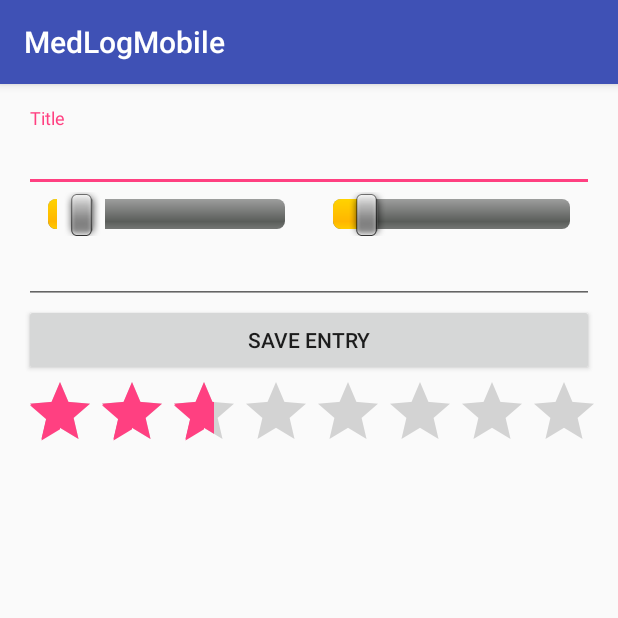
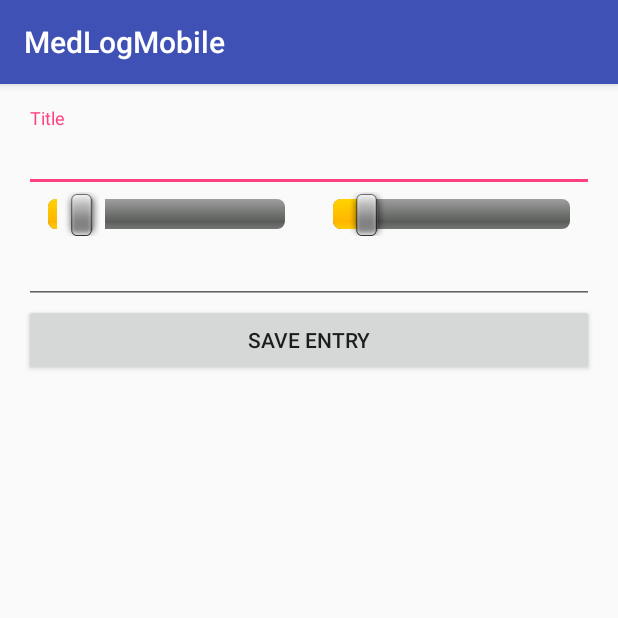
Before and after one commit to tue65786/MedLog, an Android app: the MainActivity screen opened directly, with no data from a screen before it, on a phone screen of 412 x 824 dp, the top half of it. Run offline under Robolectric (Android 15) with nearby library versions, the phone set to English and light mode, and no system bars.

Commit message:
Mobile: Submit stub for journal

```diff
--- a/trunk/app/app/src/main/java/com/medlog/medlogmobile/MainActivity.java
+++ b/trunk/app/app/src/main/java/com/medlog/medlogmobile/MainActivity.java
@@ -1,8 +1,13 @@
 package com.medlog.medlogmobile;
 
 import android.content.Intent;
+import android.os.AsyncTask;
 import android.support.v7.app.AppCompatActivity;
 import android.os.Bundle;
+import android.view.View;
+import android.widget.Button;
+import android.widget.EditText;
+import android.widget.SeekBar;
 
 import com.medlog.medlogmobile.vo.PatientVO;
 
@@ -10,11 +15,25 @@ import java.util.ArrayList;
 
 public class MainActivity extends AppCompatActivity {
     PatientVO user;
-
+    SeekBar sbMood;
+    SeekBar sbProd;
+    EditText txtTitle;
+    Button btnSubmit;
     @Override
     protected void onCreate(Bundle savedInstanceState) {
         super.onCreate(savedInstanceState);
         setContentView(R.layout.activity_main);
+        sbMood = (SeekBar) findViewById(R.id.sbMood);
+        sbProd = (SeekBar) findViewById(R.id.sbProductivity);
+        txtTitle =(EditText) findViewById(R.id.txtDiaryID);
+        btnSubmit = (Button) findViewById(R.id.btnDiaryFormSubmit);
+        btnSubmit.setOnClickListener(new View.OnClickListener() {
+            @Override
+            public void onClick(View view) {
+               // attemptLogin();
+                doSubmitDiary();
+            }
+        });
         Intent receivedIntent = getIntent();
         //Load user info.
         if (receivedIntent != null) {
@@ -22,4 +41,33 @@ public class MainActivity extends AppCompatActivity {
 
         }
     }
+
+    private void doSubmitDiary() {
+        int prod = sbProd.getProgress();
+        int mood = sbMood.getProgress();
+        String password = txtTitle.getText().toString();
+    }
+
+    public class SubmitDiaryTask extends AsyncTask<Void, Void, Boolean> {
+        private final int mood;
+        private final int prod;
+        private final String title;
+        private final int patientID;
+
+        public SubmitDiaryTask(int mood, int prod, String title, int patientID) {
+            this.mood = mood;
+            this.prod = prod;
+            this.title = title;
+            this.patientID = patientID;
+        }
+
+        @Override
+        protected Boolean doInBackground(Void... voids) {
+            return null;
+        }
+        @Override
+        protected void onPostExecute(final Boolean success) {
+
+        }
+    }
 }
--- a/trunk/app/app/src/main/res/layout/activity_main.xml
+++ b/trunk/app/app/src/main/res/layout/activity_main.xml
@@ -19,8 +19,8 @@
         <EditText
             android:layout_width="match_parent"
             android:layout_height="wrap_content"
-            android:hint="Title"
-            android:id="@+id/diaryID"
+            android:hint="@string/diary_title"
+            android:id="@+id/txtDiaryID"
             android:inputType="text"
             android:maxLines="1" />
     </android.support.design.widget.TextInputLayout>
@@ -47,7 +47,7 @@
             android:progress="1"
             android:id="@+id/sbProductivity"
             android:layout_weight="1"
-            style="@android:style/Widget.SeekBar"
+             style="@android:style/Widget.SeekBar"
             android:splitTrack="false"
             android:saveEnabled="false" />
 
@@ -62,18 +62,11 @@
         android:id="@+id/editText" />
 
     <Button
-        android:text="Save Entry"
+        android:text="@string/save_diary_entry"
         android:layout_width="match_parent"
         android:layout_height="wrap_content"
         android:id="@+id/btnDiaryFormSubmit" />
 
-    <RatingBar
-        android:layout_width="match_parent"
-        android:layout_height="wrap_content"
-        android:id="@+id/ratingBar"
-        android:stepSize="1"
-        android:numStars="9"
-        android:rating="3"
-        android:isIndicator="true" />
+
 
 </LinearLayout>
--- a/trunk/app/app/src/main/res/values/strings.xml
+++ b/trunk/app/app/src/main/res/values/strings.xml
@@ -97,4 +97,6 @@
     <string name="pref_ringtone_silent">Silent</string>
 
     <string name="pref_title_vibrate">Vibrate</string>
+    <string name="save_diary_entry">Save Entry</string>
+    <string name="diary_title">Title</string>
 </resources>
```
